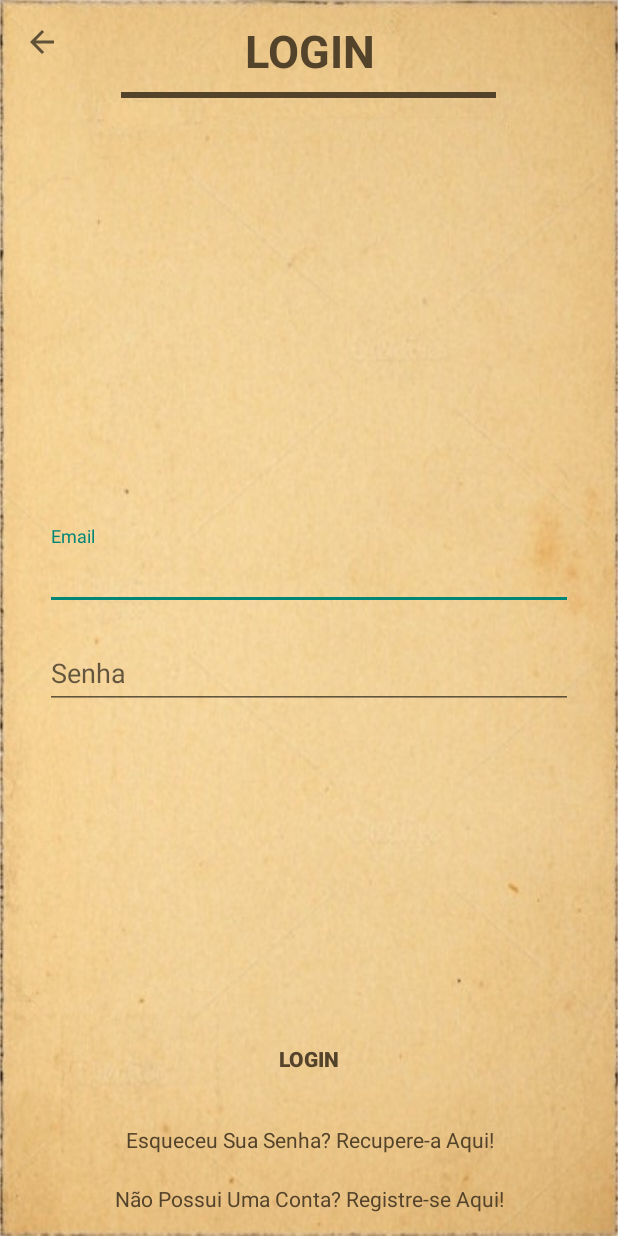
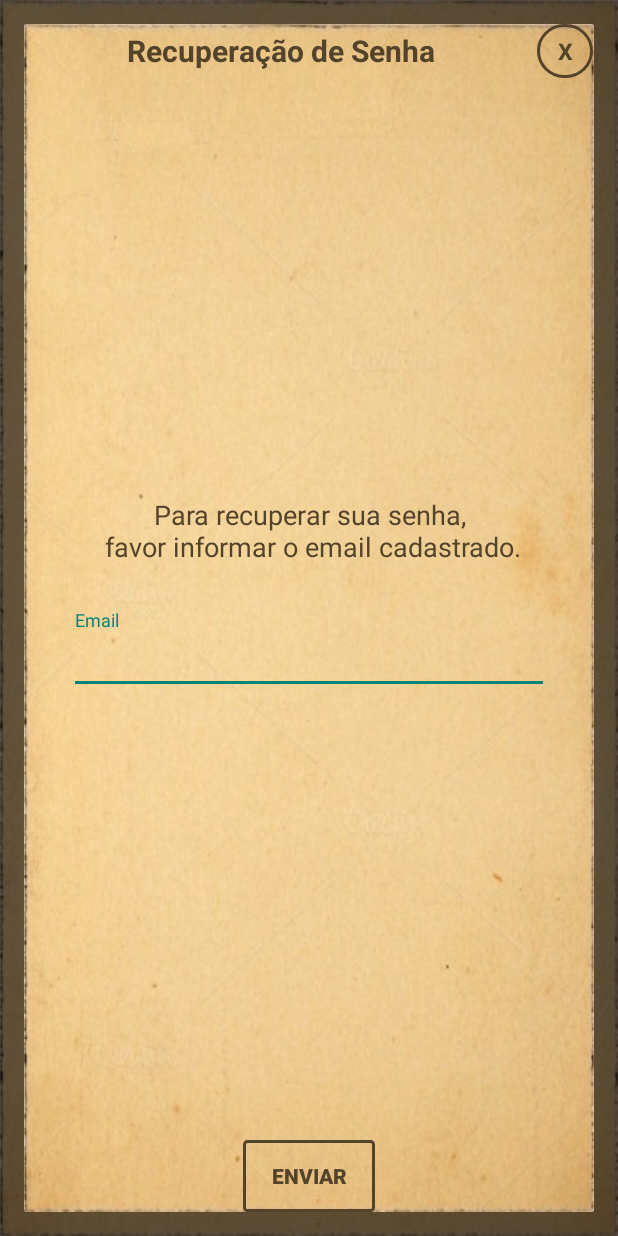
Before and after one commit to alefersaljr/iQueFome_Kotlin, an Android app: the ClienteLogin screen opened directly, with no data from a screen before it, after a tap on "Esqueceu Sua Senha? Recupere-a Aqui!", on a phone screen of 412 x 824 dp. Run offline under Robolectric (Android 15) with nearby library versions, the phone set to English and light mode, and no system bars; our stand-ins replace Firebase (no records; nobody signed in at launch, a user with empty details on screens opened directly).

Commit message:
15/05/2019

```diff
--- a/app/src/main/java/br/com/alexandre_salgueirinho/iquefome_kotlin/view/ClienteCadastro.kt
+++ b/app/src/main/java/br/com/alexandre_salgueirinho/iquefome_kotlin/view/ClienteCadastro.kt
@@ -61,6 +61,7 @@ class ClienteCadastro : AppCompatActivity() {
 
     private fun userRegister() {
         cadastro_Button_Cadastrar.setOnClickListener {
+            val progressBar.vi
             val email = cadastro_EditText_Email.text.toString()
             val password = cadastro_EditText_Password.text.toString()
 
--- a/app/src/main/java/br/com/alexandre_salgueirinho/iquefome_kotlin/view/ClienteLogin.kt
+++ b/app/src/main/java/br/com/alexandre_salgueirinho/iquefome_kotlin/view/ClienteLogin.kt
@@ -4,15 +4,20 @@ import android.content.Intent
 import androidx.appcompat.app.AppCompatActivity
 import android.os.Bundle
 import android.util.Log
+import android.view.LayoutInflater
 import android.widget.Toast
+import androidx.appcompat.app.AlertDialog
 import br.com.alexandre_salgueirinho.iquefome_kotlin.R
 import com.google.firebase.auth.FirebaseAuth
 import kotlinx.android.synthetic.main.activity_cliente_login.*
+import kotlinx.android.synthetic.main.popup_recuperar.*
+import kotlinx.android.synthetic.main.popup_recuperar.view.*
 
 class ClienteLogin : AppCompatActivity() {
 
     private lateinit var mToolbar: androidx.appcompat.widget.Toolbar
     var mAuth = FirebaseAuth.getInstance()
+
 
     override fun onCreate(savedInstanceState: Bundle?) {
         super.onCreate(savedInstanceState)
@@ -32,25 +37,61 @@ class ClienteLogin : AppCompatActivity() {
             finish()
         }
 
+//        login_TextView_Recuperar.setOnClickListener {
+//            var email = login_EditText_Email.text.toString()
+//            if (!email.isEmpty()) {
+//                mAuth.sendPasswordResetEmail(email)
+//                    .addOnSuccessListener {
+//                        Toast.makeText(
+//                            this,
+//                            "Um email de recuperação de senha foi enviado para você",
+//                            Toast.LENGTH_SHORT
+//                        ).show()
+//                    }.addOnFailureListener {
+//                        Toast.makeText(this, "${it.message}", Toast.LENGTH_SHORT).show()
+//                    }
+//            } else {
+//                Toast.makeText(
+//                    this,
+//                    "Informe um email para que lhe seja enviado a recuperação de senha",
+//                    Toast.LENGTH_SHORT
+//                ).show()
+//            }
+//        }
+
         login_TextView_Recuperar.setOnClickListener {
-            var email = login_EditText_Email.text.toString()
+            val mDialog = LayoutInflater.from(this).inflate(R.layout.popup_recuperar, null)
+            val mBuilder = AlertDialog.Builder(this).setView(mDialog)
+            val mAlertDialog = mBuilder.show()
+
+            mDialog.popup_Button_Enviar.setOnClickListener {
+                val email = popup_EditText_Email.text.toString()
                 if (!email.isEmpty()) {
+                    Log.d("Popup", "Email não vazio")
                     mAuth.sendPasswordResetEmail(email)
                         .addOnSuccessListener {
-                        Toast.makeText(
-                            this,
-                            "Um email de recuperação de senha foi enviado para você",
-                            Toast.LENGTH_SHORT
-                        ).show()
+                            Log.d("Popup", "sucesso")
+//                            Toast.makeText(
+//                                this,
+//                                "Um email de recuperação de senha foi enviado para você",
+//                                Toast.LENGTH_SHORT
+//                            ).show()
                         }.addOnFailureListener {
-                        Toast.makeText(this, "${it.message}", Toast.LENGTH_SHORT).show()
+                            Log.d("Popup", "falha")
+//                            Toast.makeText(this, "${it.message}", Toast.LENGTH_SHORT).show()
                         }
                 } else {
-                Toast.makeText(
-                    this,
-                    "Informe um email para que lhe seja enviado a recuperação de senha",
-                    Toast.LENGTH_SHORT
-                ).show()
+                            Log.d("Popup", "Erro")
+//                    Toast.makeText(
+//                        this,
+//                        "Informe um email para que lhe seja enviado a recuperação de senha",
+//                        Toast.LENGTH_SHORT
+//                    ).show()
+                }
+            }
+
+            mDialog.popup_Button_Close.setOnClickListener {
+                mAlertDialog.dismiss()
             }
         }
     }
--- /dev/null
+++ b/app/src/main/res/drawable/round_button.xml
@@ -0,0 +1,12 @@
+<?xml version="1.0" encoding="utf-8"?>
+<shape
+        xmlns:android="http://schemas.android.com/apk/res/android">
+
+    <corners
+            android:radius="2sp"/>
+
+    <stroke
+            android:width="2sp"
+            android:color="@color/text_color"/>
+
+</shape>
--- /dev/null
+++ b/app/src/main/res/drawable/round_close_button.xml
@@ -0,0 +1,11 @@
+<?xml version="1.0" encoding="utf-8"?>
+<shape xmlns:android="http://schemas.android.com/apk/res/android">
+
+    <corners
+            android:radius="18sp"/>
+
+    <stroke
+            android:width="2sp"
+            android:color="@color/text_color"/>
+
+</shape>
--- /dev/null
+++ b/app/src/main/res/layout/popup_recuperar.xml
@@ -0,0 +1,116 @@
+<?xml version="1.0" encoding="utf-8"?>
+<RelativeLayout xmlns:android="http://schemas.android.com/apk/res/android"
+                android:layout_width="360sp"
+                android:layout_height="400sp"
+                android:layout_gravity="center"
+                android:background="@drawable/back_default">
+
+
+    <LinearLayout
+            android:id="@+id/cabecalho"
+            android:layout_width="match_parent"
+            android:layout_height="wrap_content"
+            android:orientation="horizontal">
+
+
+        <TextView
+                android:id="@+id/popup_TextView_Titulo_RecuperarSenha"
+                android:layout_width="0sp"
+                android:layout_height="36sp"
+                android:layout_weight=".9"
+                android:gravity="center"
+                android:text="Recuperação de Senha"
+                android:textColor="@color/text_color"
+                android:textStyle="bold"
+                android:textSize="20sp"
+                android:textAlignment="center"/>
+
+        <TextView
+                android:id="@+id/popup_Button_Close"
+                android:layout_width="0sp"
+                android:layout_height="36sp"
+                android:layout_weight=".1"
+                android:background="@drawable/round_close_button"
+                android:text="X"
+                android:textColor="@color/text_color"
+                android:textSize="15sp"
+                android:textStyle="bold"
+                android:layout_gravity="end"
+                android:gravity="center"/>
+
+    </LinearLayout>
+
+    <LinearLayout
+            android:id="@+id/Linear"
+            android:layout_width="match_parent"
+            android:layout_height="wrap_content"
+            android:paddingBottom="30sp"
+            android:orientation="vertical"
+            android:layout_centerVertical="true">
+
+        <TextView
+                android:id="@+id/popup_TextView_ParaRecuperar"
+                android:layout_width="match_parent"
+                android:layout_height="wrap_content"
+                android:layout_marginStart="30sp"
+                android:layout_marginEnd="30sp"
+                android:gravity="center"
+                android:text="Para recuperar sua senha,\n favor informar o email cadastrado."
+                android:textSize="18sp"
+                android:textColor="@color/text_color"/>
+
+        <com.google.android.material.textfield.TextInputLayout
+                android:layout_width="match_parent"
+                android:layout_height="56sp"
+                android:layout_marginTop="30sp"
+                android:layout_marginStart="30sp"
+                android:layout_marginEnd="30sp">
+
+            <EditText
+                    android:id="@+id/popup_EditText_Email"
+                    android:layout_width="match_parent"
+                    android:layout_height="match_parent"
+                    android:hint="Email"
+                    android:textColorHint="@color/text_color"
+                    android:textColor="@color/text_color"
+                    android:maxLines="1"
+                    android:ellipsize="end"
+                    android:inputType="textEmailAddress"/>
+
+        </com.google.android.material.textfield.TextInputLayout>
+
+    </LinearLayout>
+
+    <LinearLayout
+            android:layout_width="wrap_content"
+            android:layout_height="wrap_content"
+            android:layout_alignParentBottom="true"
+            android:layout_centerHorizontal="true"
+            android:layout_marginBottom="40sp">
+
+        <Button
+                android:id="@+id/popup_Button_Enviar"
+                android:layout_width="wrap_content"
+                android:layout_height="wrap_content"
+                android:background="@drawable/round_button"
+                android:text="ENVIAR"
+                android:textColor="@color/text_color"
+                android:textStyle="bold"/>
+
+    </LinearLayout>
+
+    <!--<LinearLayout-->
+    <!--android:layout_width="match_parent"-->
+    <!--android:layout_height="wrap_content"-->
+    <!--android:orientation="horizontal">-->
+
+    <!--<Button-->
+    <!--android:layout_width="0sp"-->
+    <!--android:layout_height="40sp"-->
+    <!--android:layout_weight=".1"-->
+    <!--android:layout_gravity="center"-->
+    <!--android:text="ENVIAR"/>-->
+
+    <!--</LinearLayout>-->
+
+</RelativeLayout>
```
Lines whose indentation alone changed are shown as unchanged.
